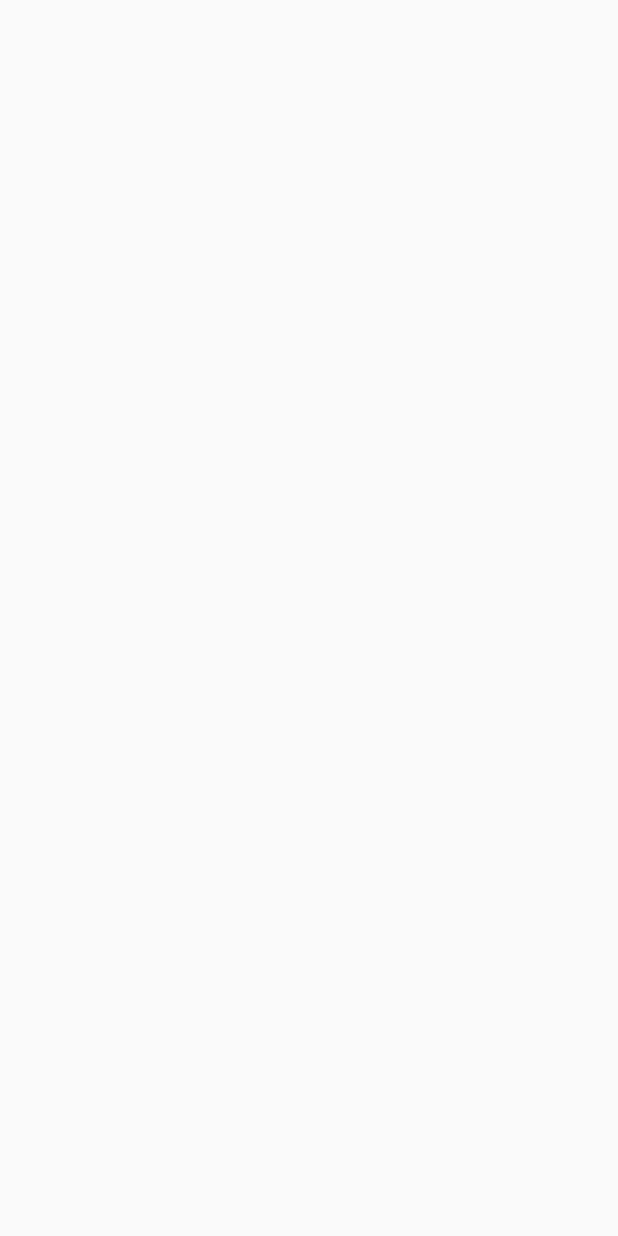
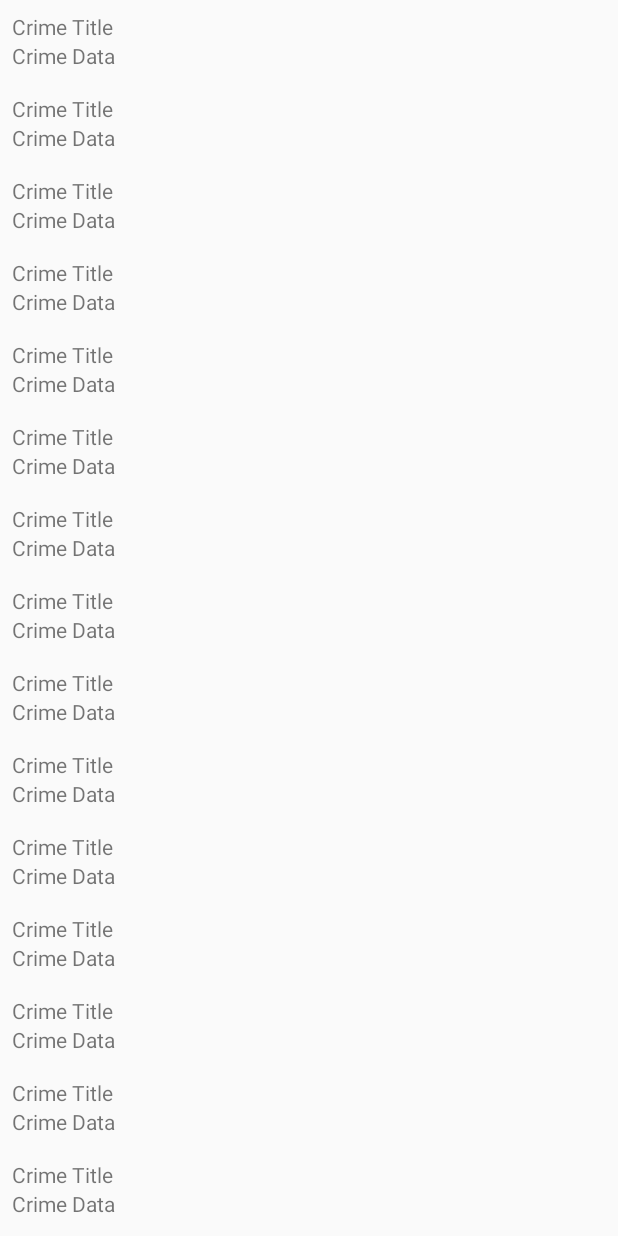
Before and after one commit to wuqiang5733/3RDCr5iminalIn7tent, an Android app: the screen it shows after launch (CrimeListActivity), on a phone screen of 412 x 824 dp. Before the commit the screen is empty. Run offline under Robolectric (Android 15) with nearby library versions, the phone set to English and light mode, and no system bars.

Commit message:
Chapter8RecyclerView可以显示内容了

```diff
--- a/app/src/main/java/org/xuxiaoxiao/mycriminalintent/CrimeListFragment.java
+++ b/app/src/main/java/org/xuxiaoxiao/mycriminalintent/CrimeListFragment.java
@@ -1,10 +1,74 @@
 package org.xuxiaoxiao.mycriminalintent;
 
+import android.os.Bundle;
 import android.support.v4.app.Fragment;
+import android.support.v7.widget.LinearLayoutManager;
+import android.support.v7.widget.RecyclerView;
+import android.view.LayoutInflater;
+import android.view.View;
+import android.view.ViewGroup;
+
+import java.util.List;
 
 /**
  * Created by WuQiang on 2017/3/21.
  */
 
 public class CrimeListFragment extends Fragment {
+
+    private RecyclerView mCrimeRecyclerView;
+    private CrimeAdapter mAdapter;
+
+
+    @Override
+    public View onCreateView(LayoutInflater inflater, ViewGroup container, Bundle savedInstanceState) {
+        View view = inflater.inflate(R.layout.fragment_crime_list, container, false);
+        mCrimeRecyclerView = (RecyclerView) view.findViewById(R.id.crime_recycler_view);
+        mCrimeRecyclerView.setLayoutManager(new LinearLayoutManager(getActivity()));
+
+        updateUI();
+
+        return view;
+    }
+
+    private void updateUI() {
+        CrimeLab crimeLab = CrimeLab.get(getActivity());
+        List<Crime> crimes = crimeLab.getCrimes();
+
+        mAdapter = new CrimeAdapter(crimes);
+        mCrimeRecyclerView.setAdapter(mAdapter);
+    }
+
+    private class CrimeHolder extends RecyclerView.ViewHolder {
+
+        public CrimeHolder(View itemView) {
+            super(itemView);
+        }
+    }
+
+    private class CrimeAdapter extends RecyclerView.Adapter<CrimeHolder> {
+
+        private List<Crime> mCrimes;
+
+        public CrimeAdapter(List<Crime> crimes) {
+            mCrimes = crimes;
+        }
+
+        @Override
+        public CrimeHolder onCreateViewHolder(ViewGroup parent, int viewType) {
+            LayoutInflater layoutInflater = LayoutInflater.from(getActivity());
+            View view = layoutInflater.inflate(R.layout.list_item_crime, parent, false);
+            return new CrimeHolder(view);
+        }
+
+        @Override
+        public void onBindViewHolder(CrimeHolder holder, int position) {
+
+        }
+
+        @Override
+        public int getItemCount() {
+            return mCrimes.size();
+        }
+    }
 }
--- /dev/null
+++ b/app/src/main/res/layout/fragment_crime_list.xml
@@ -0,0 +1,6 @@
+<?xml version="1.0" encoding="utf-8"?>
+<android.support.v7.widget.RecyclerView
+    xmlns:android="http://schemas.android.com/apk/res/android"
+    android:id="@+id/crime_recycler_view"
+    android:layout_width="match_parent"
+    android:layout_height="match_parent"/>
--- /dev/null
+++ b/app/src/main/res/layout/list_item_crime.xml
@@ -0,0 +1,19 @@
+<?xml version="1.0" encoding="utf-8"?>
+<LinearLayout xmlns:android="http://schemas.android.com/apk/res/android"
+    android:layout_width="match_parent"
+    android:layout_height="wrap_content"
+    android:orientation="vertical"
+    android:padding="8dp">
+
+    <TextView
+        android:id="@+id/crime_title"
+        android:layout_width="match_parent"
+        android:layout_height="wrap_content"
+        android:text="Crime Title" />
+
+    <TextView
+        android:id="@+id/crime_date"
+        android:layout_width="match_parent"
+        android:layout_height="wrap_content"
+        android:text="Crime Data" />
+</LinearLayout>
```
